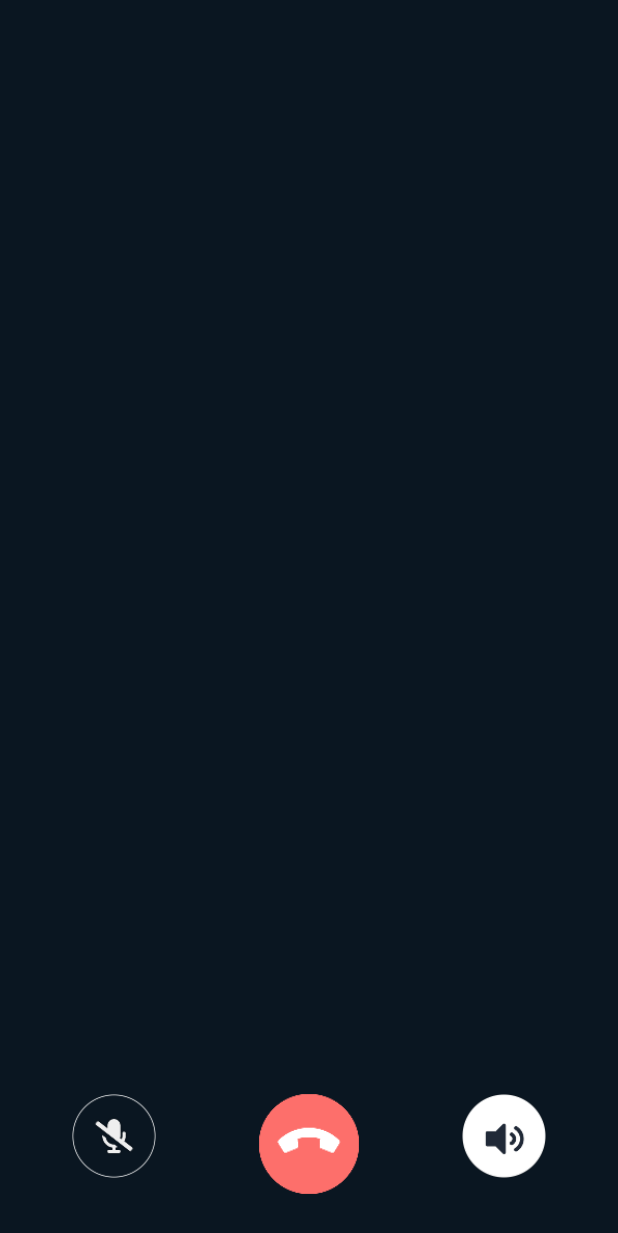
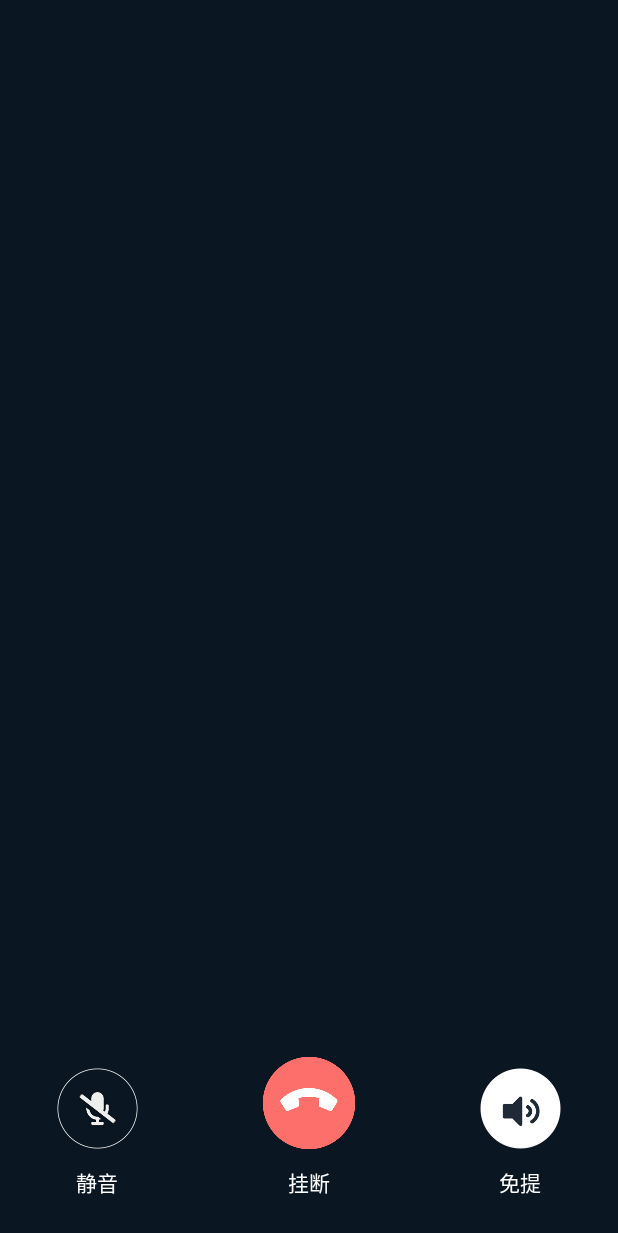
Before and after one commit to anyRTC-UseCase/Basic-Live-Example, an Android app: the VoiceLiveActivity screen opened directly, with no data from a screen before it, on a phone screen of 412 x 824 dp. Shown: the top 1233 px of the screen. Run offline under Robolectric (Android 15) with nearby library versions, the phone set to English and light mode, and no system bars; libraries missing offline, so code that uses them is left out: com.chad.library; 8 statements that could not run were skipped.

Commit message:
完善android互动直播

```diff
--- /dev/null
+++ b/Audio/AR-Android-VoiceLive-Base/app/src/main/res/drawable/selector_audio_drawable.xml
@@ -0,0 +1,5 @@
+<?xml version="1.0" encoding="utf-8"?>
+<selector xmlns:android="http://schemas.android.com/apk/res/android">
+    <item android:state_selected="true" android:drawable="@drawable/img_audio_close"/>
+    <item android:state_selected="false" android:drawable="@drawable/img_audio_open"/>
+</selector>
--- /dev/null
+++ b/Audio/AR-Android-VoiceLive-Base/app/src/main/res/drawable/seleltor_voice_drawable.xml
@@ -0,0 +1,5 @@
+<?xml version="1.0" encoding="utf-8"?>
+<selector xmlns:android="http://schemas.android.com/apk/res/android">
+    <item android:state_selected="true" android:drawable="@drawable/img_voice_close"/>
+    <item android:state_selected="false" android:drawable="@drawable/img_voice_open"/>
+</selector>
--- a/Audio/AR-Android-VoiceLive-Base/app/src/main/res/layout/activity_voice.xml
+++ b/Audio/AR-Android-VoiceLive-Base/app/src/main/res/layout/activity_voice.xml
@@ -13,39 +13,48 @@
         android:layout_height="match_parent"
         android:layout_marginBottom="@dimen/dp_100"/>
 
-    <RelativeLayout
+    <LinearLayout
         android:layout_width="match_parent"
         android:layout_height="wrap_content"
         android:layout_marginBottom="@dimen/dp_20"
         android:layout_alignParentBottom="true">
 
-        <ImageView
+        <Button
             android:id="@+id/mic"
-            android:layout_width="@dimen/dp_62"
-            android:layout_height="@dimen/dp_62"
-            android:layout_marginStart="@dimen/dp_38"
-            android:padding="@dimen/dp_5"
-            android:layout_alignParentStart="true"
-            android:src="@drawable/img_audio_open"/>
+            android:layout_width="0dp"
+            android:layout_height="wrap_content"
+            android:layout_weight="1"
+            android:drawableTop="@drawable/selector_audio_drawable"
+            android:text="静音"
+            android:textColor="@color/white"
+            android:drawablePadding="@dimen/dp_10"
+            android:background="@null"/>
 
-        <ImageView
+        <Button
             android:id="@+id/leave"
-            android:layout_width="@dimen/dp_72"
-            android:layout_height="@dimen/dp_72"
+            android:layout_width="@dimen/dp_0_1"
+            android:layout_height="wrap_content"
+            android:layout_weight="1"
             android:layout_marginLeft="@dimen/dp_10"
             android:layout_marginRight="@dimen/dp_10"
+            android:drawableTop="@drawable/img_leave"
+            android:text="挂断"
+            android:textColor="@color/white"
+            android:drawablePadding="@dimen/dp_10"
+            android:background="@null"/>
+
+        <Button
+            android:id="@+id/voice"
+            android:layout_width="0dp"
+            android:layout_height="wrap_content"
+            android:layout_weight="1"
             android:padding="@dimen/dp_5"
-            android:layout_centerInParent="true"
-            android:src="@drawable/img_leave"/>
+            android:text="免提"
+            android:textColor="@color/white"
+            android:drawablePadding="@dimen/dp_10"
+            android:drawableTop="@drawable/seleltor_voice_drawable"
+            android:background="@null"/>
 
-        <ImageView
-            android:id="@+id/voice"
-            android:layout_width="@dimen/dp_62"
-            android:layout_height="@dimen/dp_62"
-            android:layout_marginEnd="@dimen/dp_38"
-            android:padding="@dimen/dp_5"
-            android:layout_alignParentEnd="true"
-            android:src="@drawable/img_voice_open"/>
-    </RelativeLayout>
+    </LinearLayout>
 
 </RelativeLayout>
--- a/Video/AR-Android-VideoLive-Base/app/src/main/java/org/ar/ar_android_videolive_base/MainActivity.kt
+++ b/Video/AR-Android-VideoLive-Base/app/src/main/java/org/ar/ar_android_videolive_base/MainActivity.kt
@@ -4,11 +4,9 @@ import android.content.Intent
 import androidx.appcompat.app.AppCompatActivity
 import android.os.Bundle
 import android.text.Editable
-import android.text.TextUtils
 import android.text.TextWatcher
 import android.view.LayoutInflater
 import android.view.View
-import android.widget.Toast
 import com.yanzhenjie.permission.AndPermission
 import com.yanzhenjie.permission.runtime.Permission
 import org.ar.ar_android_videolive_base.databinding.ActivityMainBinding
--- /dev/null
+++ b/Video/AR-Android-VideoLive-Base/app/src/main/res/drawable/selector_audio_drawable.xml
@@ -0,0 +1,5 @@
+<?xml version="1.0" encoding="utf-8"?>
+<selector xmlns:android="http://schemas.android.com/apk/res/android">
+    <item android:state_selected="true" android:drawable="@drawable/img_audio_close"/>
+    <item android:state_selected="false" android:drawable="@drawable/img_audio_open"/>
+</selector>
--- /dev/null
+++ b/Video/AR-Android-VideoLive-Base/app/src/main/res/drawable/seleltor_camera_drawable.xml
@@ -0,0 +1,5 @@
+<?xml version="1.0" encoding="utf-8"?>
+<selector xmlns:android="http://schemas.android.com/apk/res/android">
+    <item android:state_selected="true" android:drawable="@drawable/img_switch_click"/>
+    <item android:state_selected="false" android:drawable="@drawable/img_switch"/>
+</selector>
```
Also changed, not shown: Audio/AR-Android-VoiceLive-Base/app/src/main/java/org/ar/ar_android_voicelive_base/VoiceLiveActivity.kt (+20 -13 lines), Video/AR-Android-VideoLive-Base/app/src/main/java/org/ar/ar_android_videolive_base/VideoLiveActivity.kt (+2 -10 lines), Video/AR-Android-VideoLive-Base/app/src/main/res/layout/activity_video.xml (+31 -22 lines).
